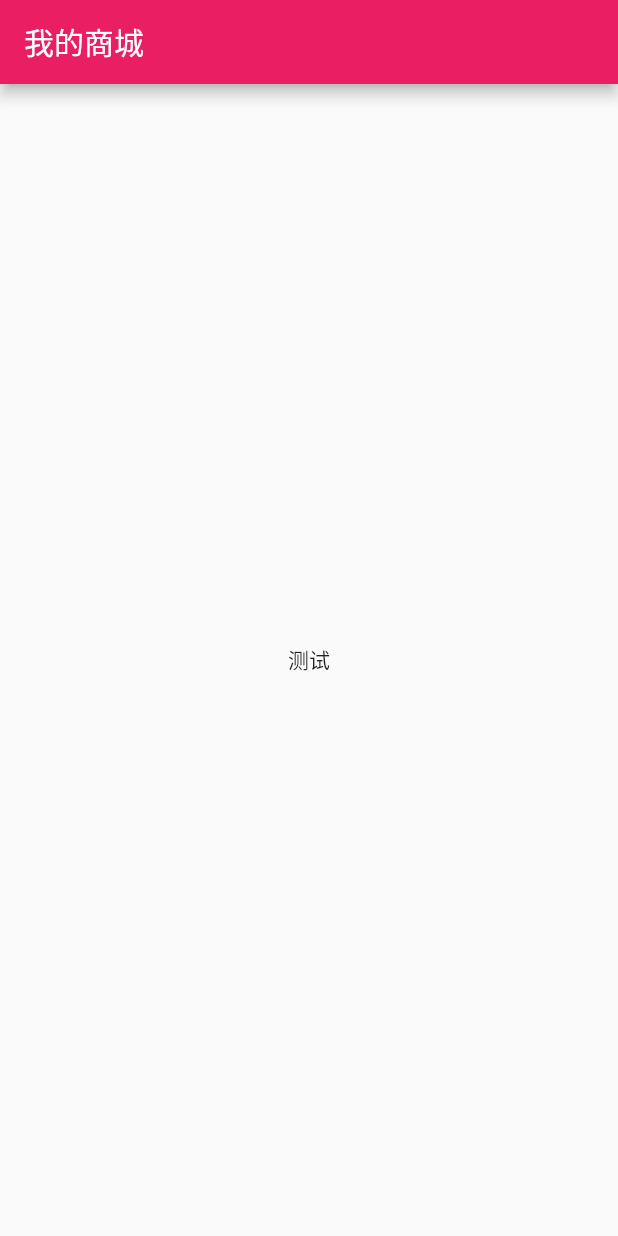
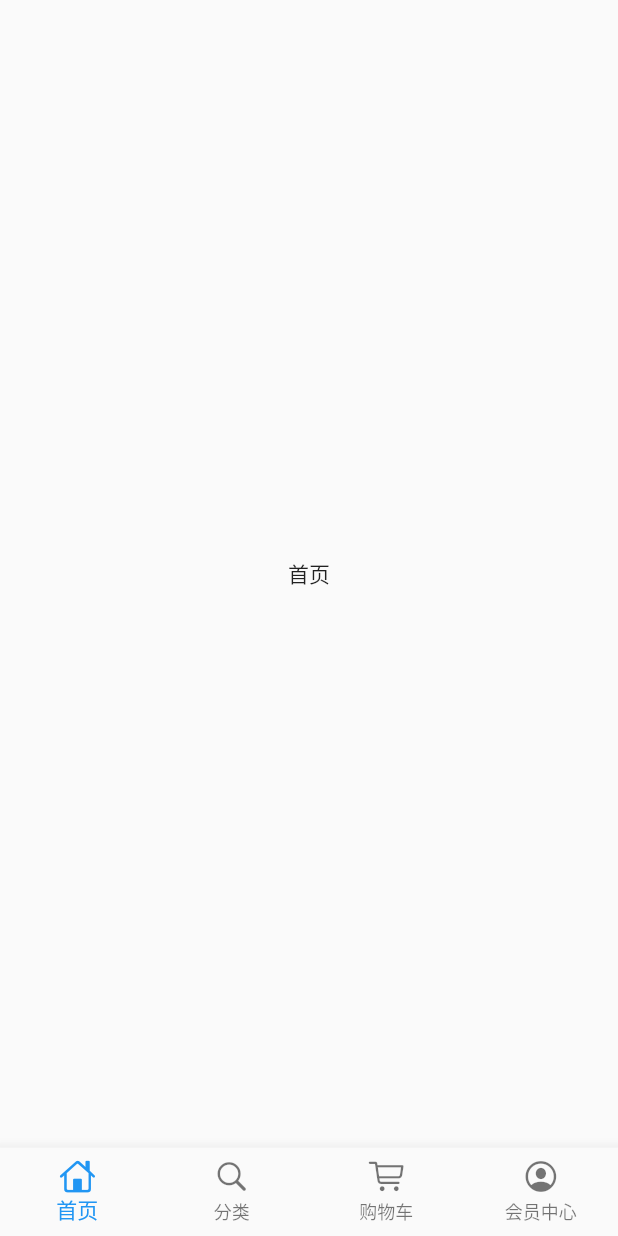
Before and after one commit to Dickens-Shaw/flutter-demo, a Flutter app: the screen it shows after launch, on a phone screen of 412 x 824 dp. Run offline on Flutter 3.47's test engine with Material 2 defaults, Android fonts, the phone set to English and light mode, and no system bars.

Commit message:
✨ feat(导航): 渲染底部导航栏

```diff
--- a/lib/main.dart
+++ b/lib/main.dart
@@ -3,23 +3,23 @@
  * @Date: 2021-07-20 15:00:28
  * @Description:
  * @LastEditors: Shaw
- * @LastEditTime: 2021-07-20 18:18:07
+ * @LastEditTime: 2021-07-21 14:40:25
  */
 
 import 'package:flutter/material.dart';
 import './pages/index_page.dart';
 
-void main() => runApp(MyApp());
+void main() => runApp(const MyApp());
 
 class MyApp extends StatelessWidget {
+  const MyApp({Key? key}) : super(key: key);
+
   @override
   Widget build(BuildContext context) {
-    return Container(
-      child: MaterialApp(
-          title: '我的商城',
-          debugShowCheckedModeBanner: false,
-          theme: ThemeData(primaryColor: Colors.pink),
-          home: IndexPage()),
-    );
+    return MaterialApp(
+        title: '我的商城',
+        debugShowCheckedModeBanner: false,
+        theme: ThemeData(primaryColor: Colors.pink),
+        home: const IndexPage());
   }
 }
--- /dev/null
+++ b/lib/pages/home_page.dart
@@ -0,0 +1,20 @@
+/*
+ * @Author: Shaw
+ * @Date: 2021-07-21 14:44:47
+ * @Description:
+ * @LastEditors: Shaw
+ * @LastEditTime: 2021-07-21 15:02:24
+ */
+import 'package:flutter/material.dart';
+
+class HomePage extends StatelessWidget {
+  const HomePage({Key? key}) : super(key: key);
+
+  @override
+  Widget build(BuildContext context) {
+    return const Scaffold(
+        body: Center(
+      child: Text('首页'),
+    ));
+  }
+}
--- a/lib/pages/index_page.dart
+++ b/lib/pages/index_page.dart
@@ -3,18 +3,66 @@
  * @Date: 2021-07-20 15:00:28
  * @Description:
  * @LastEditors: Shaw
- * @LastEditTime: 2021-07-21 11:20:16
+ * @LastEditTime: 2021-07-21 15:03:15
  */
+import 'package:flutter/foundation.dart';
 import 'package:flutter/material.dart';
+import 'package:flutter/cupertino.dart';
+import 'home_page.dart';
+import 'category_page.dart';
+import 'cart_page.dart';
+import 'member_page.dart';
 
-class IndexPage extends StatelessWidget {
+class IndexPage extends StatefulWidget {
+  const IndexPage({Key? key}) : super(key: key);
+  @override
+  _State createState() => _State();
+}
+
+class _State extends State<IndexPage> {
+  final List<BottomNavigationBarItem> bottomTabs = [
+    const BottomNavigationBarItem(icon: Icon(CupertinoIcons.home), label: "首页"),
+    const BottomNavigationBarItem(
+        icon: Icon(CupertinoIcons.search), label: "分类"),
+    const BottomNavigationBarItem(
+        icon: Icon(CupertinoIcons.cart), label: "购物车"),
+    const BottomNavigationBarItem(
+        icon: Icon(CupertinoIcons.profile_circled), label: "会员中心")
+  ];
+
+  final List tabList = [
+    const HomePage(),
+    const CategoryPage(),
+    const CartPage(),
+    const MemberPage(),
+  ];
+
+  int currentIndex = 0;
+  // ignore: prefer_typing_uninitialized_variables
+  var currentPage;
+
+  @override
+  void initState() {
+    currentPage = tabList[currentIndex];
+    super.initState();
+  }
+
   @override
   Widget build(BuildContext context) {
     return Scaffold(
-      appBar: AppBar(title: const Text('我的商城')),
-      body: const Center(
-        child: Text('测试'),
+      backgroundColor: const Color.fromRGBO(244, 245, 245, 1.0),
+      bottomNavigationBar: BottomNavigationBar(
+        type: BottomNavigationBarType.fixed,
+        currentIndex: currentIndex,
+        items: bottomTabs,
+        onTap: (index) {
+          setState(() {
+            currentIndex = index;
+            currentPage = tabList[currentIndex];
+          });
+        },
       ),
+      body: currentPage,
     );
   }
 }
```
Also changed, not shown: lib/pages/cart_page.dart (added, +20 -0 lines), lib/pages/category_page.dart (added, +20 -0 lines), lib/pages/member_page.dart (added, +20 -0 lines), 2 other files.
